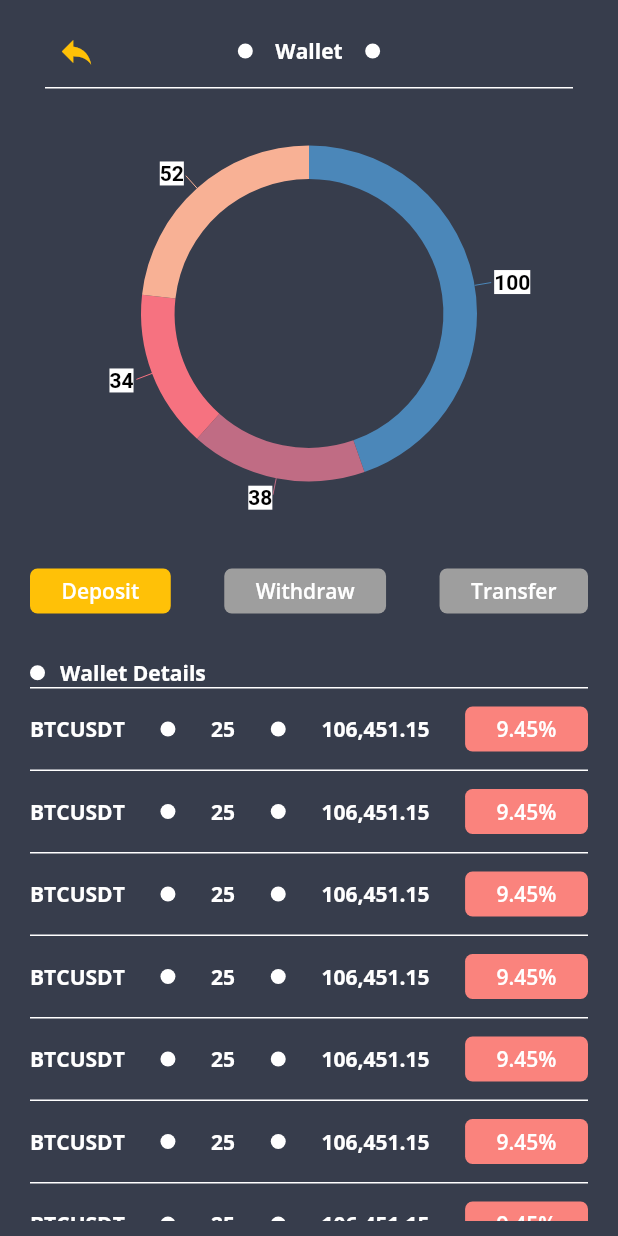
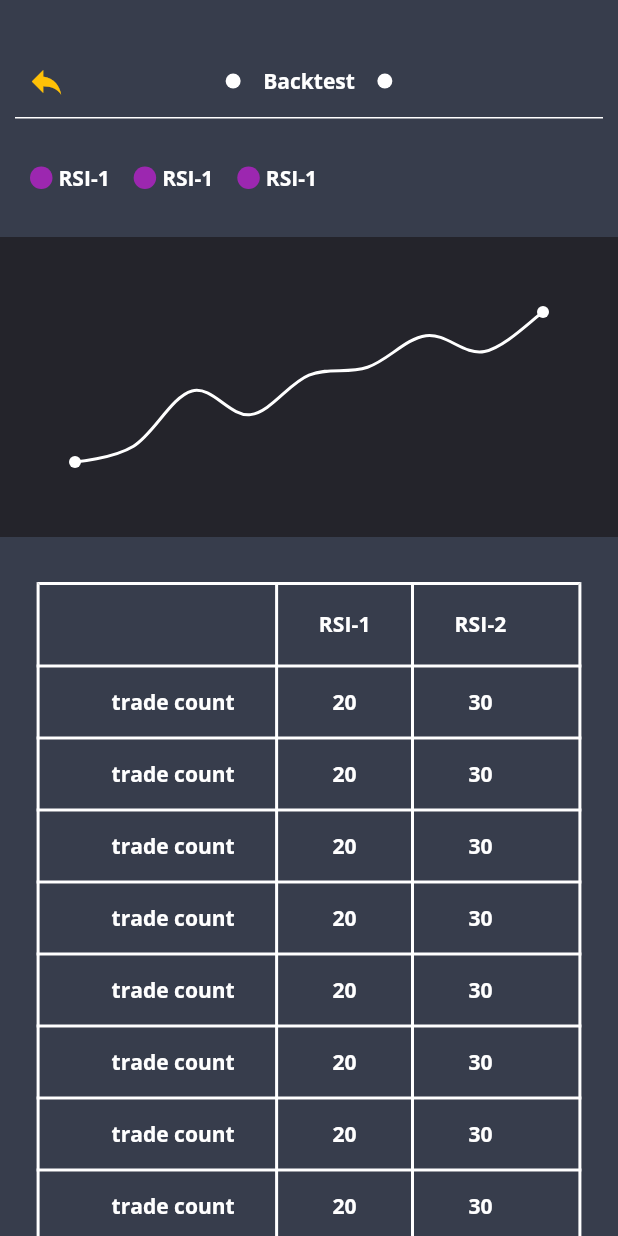
Before and after one commit to Ahmad-Elraqab/cryptop, a Flutter app: the screen it shows after launch, on a phone screen of 412 x 824 dp. Run offline on Flutter 3.47's test engine with Material 2 defaults, Android fonts, the light colour scheme and no system bars; drawn by our look-alikes of fl_chart; our stand-ins replace flutter_riverpod, font_awesome_flutter, google_fonts, google_maps_flutter, syncfusion_flutter_charts; missing offline and left inert: candlesticks, rolling_switch.

Commit message:
backtest view is done - frontend

```diff
--- a/lib/app/const.dart
+++ b/lib/app/const.dart
@@ -14,3 +14,5 @@ const rCoin = "/Coin";
 const rOrderbook = "/Orderbook";
 const rTrade = "/trade";
 const rWallet = "/wallet";
+const rBacktest = "/backtest";
+const rBacktestResults = "/backtest_results";
--- a/lib/app/router.dart
+++ b/lib/app/router.dart
@@ -2,6 +2,8 @@ import 'package:cryptop/app/const.dart';
 import 'package:cryptop/views/account_information_view/account_information_view.dart';
 import 'package:cryptop/views/account_passwrod_view/account_password_view.dart';
 import 'package:cryptop/views/address_view/address_view.dart';
+import 'package:cryptop/views/backtest_view/backtest_view.dart';
+import 'package:cryptop/views/backtest_view/widgets/backtest_result.dart';
 import 'package:cryptop/views/coin_view/coin_view.dart';
 import 'package:cryptop/views/language_view/language_view.dart';
 import 'package:cryptop/views/notification_view/notification_view.dart';
@@ -65,6 +67,12 @@ class RouteManager {
       case rWallet:
         builder = (BuildContext context) => const WalletView();
         break;
+      case rBacktest:
+        builder = (BuildContext context) => const BacktestView();
+        break;
+      case rBacktestResults:
+        builder = (BuildContext context) => const BacktestResult();
+        break;
 
       default:
         builder = (BuildContext context) => App(currentIndex: settings.name!);
--- /dev/null
+++ b/lib/components/custom_table/custom_table.dart
@@ -0,0 +1,84 @@
+import 'package:flutter/material.dart';
+import '../text_component/text_component.dart';
+
+class CustomTable extends StatelessWidget {
+  const CustomTable({
+    Key? key,
+  }) : super(key: key);
+
+  @override
+  Widget build(BuildContext context) {
+    return DataTable(
+      horizontalMargin: 50,
+      border: TableBorder.all(color: Colors.white, width: 2),
+      columns: const [
+        DataColumn(label: Text('')),
+        DataColumn(
+          label: Center(
+            child: TextComponent(
+              align: TextAlign.center,
+              fontSize: 14.0,
+              line: 1,
+              textColor: Colors.white,
+              title: 'RSI-1',
+              weight: FontWeight.bold,
+            ),
+          ),
+        ),
+        DataColumn(
+          label: Center(
+            child: TextComponent(
+              align: TextAlign.center,
+              fontSize: 14.0,
+              line: 1,
+              textColor: Colors.white,
+              title: 'RSI-2',
+              weight: FontWeight.bold,
+            ),
+          ),
+        ),
+      ],
+      rows: [
+        for (int i = 0; i < 8; i++)
+          const DataRow(
+            cells: [
+              DataCell(
+                TextComponent(
+                  align: TextAlign.center,
+                  fontSize: 14.0,
+                  line: 1,
+                  textColor: Colors.white,
+                  title: 'trade count',
+                  weight: FontWeight.bold,
+                ),
+              ),
+              DataCell(
+                Center(
+                  child: TextComponent(
+                    align: TextAlign.center,
+                    fontSize: 14.0,
+                    line: 1,
+                    textColor: Colors.white,
+                    title: '20',
+                    weight: FontWeight.bold,
+                  ),
+                ),
+              ),
+              DataCell(
+                Center(
+                  child: TextComponent(
+                    align: TextAlign.center,
+                    fontSize: 14.0,
+                    line: 1,
+                    textColor: Colors.white,
+                    title: '30',
+                    weight: FontWeight.bold,
+                  ),
+                ),
+              ),
+            ],
+          ),
+      ],
+    );
+  }
+}
--- a/lib/components/line_chart/home_line_chart.dart
+++ b/lib/components/line_chart/home_line_chart.dart
@@ -5,14 +5,17 @@ class HomeLineChart extends StatelessWidget {
   const HomeLineChart({
     Key? key,
     this.padding = 50.0,
+    this.color = Colors.transparent,
   }) : super(key: key);
 
   final double? padding;
+  final Color? color;
   @override
   Widget build(BuildContext context) {
     return Align(
       alignment: Alignment.center,
       child: Container(
+        color: color,
         padding: EdgeInsets.all(padding!),
         child: LineChart(
           LineChartData(
--- a/lib/main.dart
+++ b/lib/main.dart
@@ -60,7 +60,7 @@ class _AppViewState extends State<AppView> {
           ),
         ),
         onGenerateRoute: RouteManager.generateRoute,
-        initialRoute: rWallet,
+        initialRoute: rBacktestResults,
       ),
     );
   }
--- /dev/null
+++ b/lib/views/backtest_view/widgets/backtest_result.dart
@@ -0,0 +1,68 @@
+import 'package:cryptop/components/line_chart/home_line_chart.dart';
+import 'package:cryptop/components/text_component/text_component.dart';
+import 'package:cryptop/components/title_header/title_header.dart';
+import 'package:flutter/material.dart';
+import '../../../components/custom_table/custom_table.dart';
+
+class BacktestResult extends StatelessWidget {
+  const BacktestResult({Key? key}) : super(key: key);
+
+  @override
+  Widget build(BuildContext context) {
+    return Scaffold(
+      body: Container(
+        color: const Color.fromRGBO(55, 61, 76, 1),
+        height: MediaQuery.of(context).size.height,
+        width: MediaQuery.of(context).size.width,
+        child: SingleChildScrollView(
+          child: Column(
+            children: [
+              const SizedBox(height: 30.0),
+              const TitleHeader(isTitle: true, title: 'Backtest'),
+              const SizedBox(height: 30.0),
+              Padding(
+                padding: const EdgeInsets.symmetric(horizontal: 20.0),
+                child: Row(
+                  children: [
+                    for (int i = 0; i < 3; i++)
+                      Container(
+                        margin: const EdgeInsets.only(right: 16.0),
+                        child: Row(
+                          children: [
+                            Container(
+                              width: 15.0,
+                              height: 15.0,
+                              decoration: BoxDecoration(
+                                borderRadius: BorderRadius.circular(50.0),
+                                color: Colors.purple,
+                              ),
+                              margin: const EdgeInsets.only(right: 4.0),
+                            ),
+                            const TextComponent(
+                              align: TextAlign.start,
+                              fontSize: 14.0,
+                              line: 1,
+                              textColor: Colors.white,
+                              title: 'RSI-1',
+                              weight: FontWeight.bold,
+                            ),
+                          ],
+                        ),
+                      )
+                  ],
+                ),
+              ),
+              const SizedBox(height: 30.0),
+              Container(
+                height: 200.0,
+                child: const HomeLineChart(color: Color(0xFF24242B)),
+              ),
+              const SizedBox(height: 30.0),
+              const CustomTable(),
+            ],
+          ),
+        ),
+      ),
+    );
+  }
+}
--- a/lib/views/wallet_view/wallet_view.dart
+++ b/lib/views/wallet_view/wallet_view.dart
@@ -1,6 +1,7 @@
 import 'package:cryptop/components/circular_chart/circular_chart.dart';
 import 'package:cryptop/components/title_header/title_header.dart';
 import 'package:cryptop/views/wallet_view/widgets/wallet_action_button.dart';
+import 'package:cryptop/views/wallet_view/widgets/wallet_body.dart';
 import 'package:flutter/material.dart';
 
 import 'widgets/wallet_detail.dart';
@@ -25,21 +26,10 @@ class _WalletViewState extends State<WalletView> {
           width: MediaQuery.of(context).size.width,
           color: const Color.fromRGBO(55, 61, 76, 1),
           padding: const EdgeInsets.symmetric(horizontal: 20.0, vertical: 10.0),
-          child: Column(
-            children: [
-              const TitleHeader(isTitle: true, title: 'Wallet'),
-              const CircularChart(),
-              const SizedBox(height: 20.0),
-              WalletActionButton(
-                deposit: deposit,
-                withdraw: withdraw,
-                transfer: transfer,
-              ),
-              const SizedBox(
-                height: 30.0,
-              ),
-              const WalletDetail(),
-            ],
+          child: WalletBody(
+            deposit: deposit,
+            transfer: transfer,
+            withdraw: withdraw,
           ),
         ),
       ),
```
Also changed, not shown: lib/views/backtest_view/backtest_view.dart (added, +42 -0 lines), lib/views/backtest_view/widgets/backtest_body.dart (added, +35 -0 lines), lib/views/backtest_view/widgets/backtest_header_action.dart (added, +175 -0 lines), lib/views/backtest_view/widgets/backtest_list.dart (added, +125 -0 lines), lib/views/backtest_view/widgets/backtest_list_item.dart (added, +64 -0 lines), lib/views/wallet_view/widgets/wallet_body.dart (+37 -0 lines).
